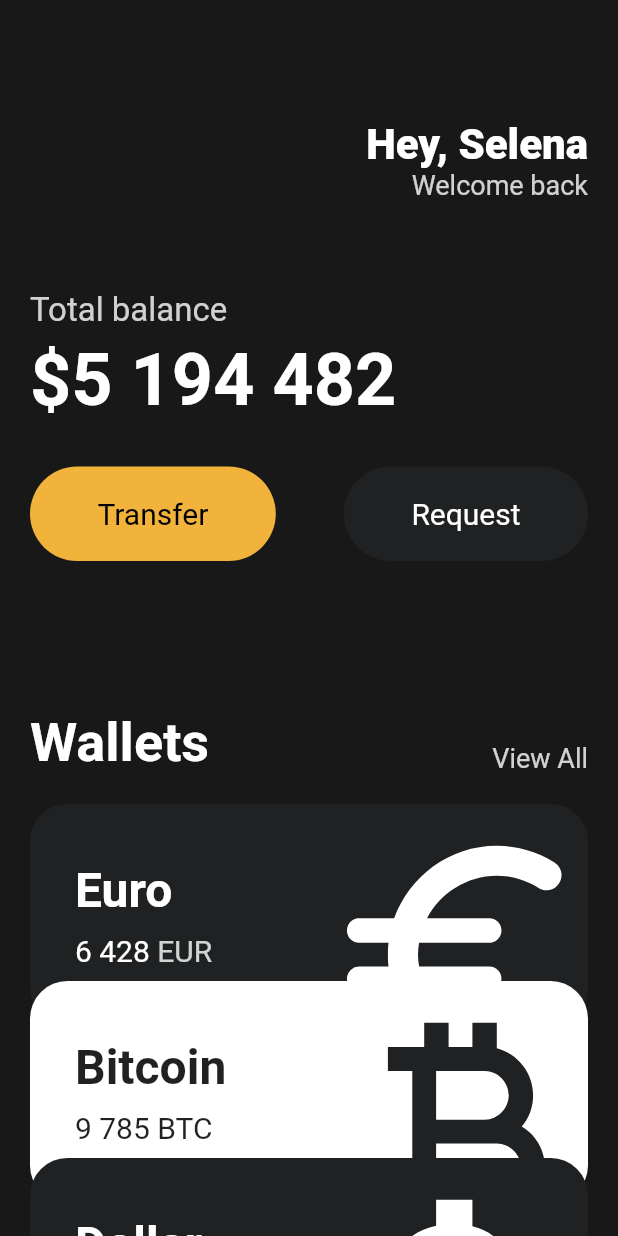
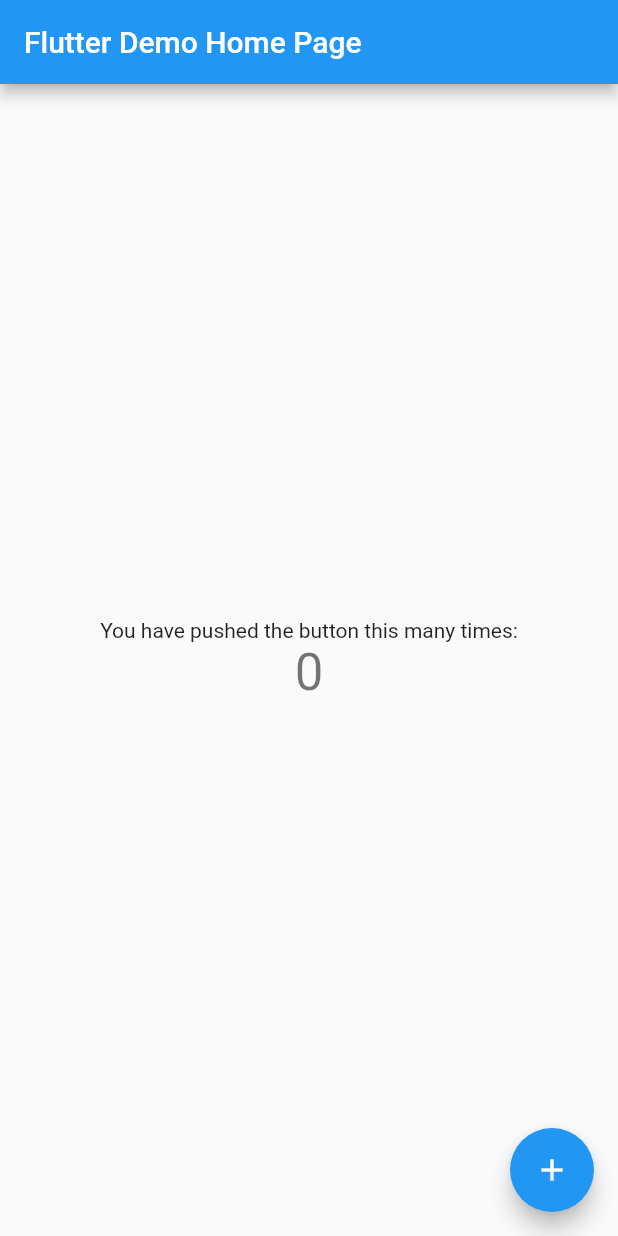
Before and after one commit to hhw12409/flutter-wallet-app, a Flutter app: the screen it shows after launch, on a phone screen of 412 x 824 dp. Run offline on Flutter 3.47's test engine with Material 2 defaults, Android fonts, the phone set to English and light mode, and no system bars.

Commit message:
chore: change setting

```diff
--- a/lib/main.dart
+++ b/lib/main.dart
@@ -1,142 +1,115 @@
 import 'package:flutter/material.dart';
-import 'package:webtoon_app/widgets/button.dart';
-import 'package:webtoon_app/widgets/currency_card.dart';
 
 void main() {
-  runApp(App());
+  runApp(const MyApp());
 }
 
-class App extends StatelessWidget {
+class MyApp extends StatelessWidget {
+  const MyApp({super.key});
+
+  // This widget is the root of your application.
   @override
   Widget build(BuildContext context) {
     return MaterialApp(
-      home: Scaffold(
-        backgroundColor: const Color(0xFF181818),
-        body: SingleChildScrollView(
-          child: Padding(
-            padding: const EdgeInsets.symmetric(horizontal: 20),
+      title: 'Flutter Demo',
+      theme: ThemeData(
+        // This is the theme of your application.
+        //
+        // Try running your application with "flutter run". You'll see the
+        // application has a blue toolbar. Then, without quitting the app, try
+        // changing the primarySwatch below to Colors.green and then invoke
+        // "hot reload" (press "r" in the console where you ran "flutter run",
+        // or simply save your changes to "hot reload" in a Flutter IDE).
+        // Notice that the counter didn't reset back to zero; the application
+        // is not restarted.
+        primarySwatch: Colors.blue,
+      ),
+      home: const MyHomePage(title: 'Flutter Demo Home Page'),
+    );
+  }
+}
+
+class MyHomePage extends StatefulWidget {
+  const MyHomePage({super.key, required this.title});
+
+  // This widget is the home page of your application. It is stateful, meaning
+  // that it has a State object (defined below) that contains fields that affect
+  // how it looks.
+
+  // This class is the configuration for the state. It holds the values (in this
+  // case the title) provided by the parent (in this case the App widget) and
+  // used by the build method of the State. Fields in a Widget subclass are
+  // always marked "final".
+
+  final String title;
+
+  @override
+  State<MyHomePage> createState() => _MyHomePageState();
+}
+
+class _MyHomePageState extends State<MyHomePage> {
+  int _counter = 0;
+
+  void _incrementCounter() {
+    setState(() {
+      // This call to setState tells the Flutter framework that something has
+      // changed in this State, which causes it to rerun the build method below
+      // so that the display can reflect the updated values. If we changed
+      // _counter without calling setState(), then the build method would not be
+      // called again, and so nothing would appear to happen.
+      _counter++;
+    });
+  }
+
+  @override
+  Widget build(BuildContext context) {
+    // This method is rerun every time setState is called, for instance as done
+    // by the _incrementCounter method above.
+    //
+    // The Flutter framework has been optimized to make rerunning build methods
+    // fast, so that you can just rebuild anything that needs updating rather
+    // than having to individually change instances of widgets.
+    return Scaffold(
+      appBar: AppBar(
+        // Here we take the value from the MyHomePage object that was created by
+        // the App.build method, and use it to set our appbar title.
+        title: Text(widget.title),
+      ),
+      body: Center(
+        // Center is a layout widget. It takes a single child and positions it
+        // in the middle of the parent.
         child: Column(
-              crossAxisAlignment: CrossAxisAlignment.start,
-              children: [
-                const SizedBox(height: 80),
-                Row(
-                  mainAxisAlignment: MainAxisAlignment.end,
-                  children: [
-                    Column(
-                      crossAxisAlignment: CrossAxisAlignment.end,
-                      children: [
+          // Column is also a layout widget. It takes a list of children and
+          // arranges them vertically. By default, it sizes itself to fit its
+          // children horizontally, and tries to be as tall as its parent.
+          //
+          // Invoke "debug painting" (press "p" in the console, choose the
+          // "Toggle Debug Paint" action from the Flutter Inspector in Android
+          // Studio, or the "Toggle Debug Paint" command in Visual Studio Code)
+          // to see the wireframe for each widget.
+          //
+          // Column has various properties to control how it sizes itself and
+          // how it positions its children. Here we use mainAxisAlignment to
+          // center the children vertically; the main axis here is the vertical
+          // axis because Columns are vertical (the cross axis would be
+          // horizontal).
+          mainAxisAlignment: MainAxisAlignment.center,
+          children: <Widget>[
             const Text(
-                          'Hey, Selena',
-                          style: TextStyle(
-                            color: Colors.white,
-                            fontSize: 28,
-                            fontWeight: FontWeight.w800,
-                          ),
+              'You have pushed the button this many times:',
             ),
             Text(
-                          'Welcome back',
-                          style: TextStyle(
-                            color: Colors.white.withOpacity(0.8),
-                            fontSize: 18,
-                          ),
-                        ),
-                      ],
-                    )
-                  ],
-                ),
-                const SizedBox(
-                  height: 60,
-                ),
-                Text(
-                  'Total balance',
-                  style: TextStyle(
-                    fontSize: 22,
-                    color: Colors.white.withOpacity(0.8),
-                  ),
-                ),
-                const SizedBox(
-                  height: 5,
-                ),
-                const Text(
-                  '\$5 194 482',
-                  style: TextStyle(
-                    fontSize: 48,
-                    fontWeight: FontWeight.w600,
-                    color: Colors.white,
-                  ),
-                ),
-                const SizedBox(height: 30),
-                Row(
-                  mainAxisAlignment: MainAxisAlignment.spaceBetween,
-                  children: const [
-                    Button(
-                      text: "Transfer",
-                      bgColor: Color(0xFFf1B33B),
-                      textColor: Colors.black,
-                    ),
-                    Button(
-                      text: "Request",
-                      bgColor: Color(0xFF1F2123),
-                      textColor: Colors.white,
-                    ),
-                  ],
-                ),
-                const SizedBox(
-                  height: 100,
-                ),
-                Row(
-                  mainAxisAlignment: MainAxisAlignment.spaceBetween,
-                  crossAxisAlignment: CrossAxisAlignment.end,
-                  children: [
-                    const Text(
-                      'Wallets',
-                      style: TextStyle(
-                        color: Colors.white,
-                        fontSize: 36,
-                        fontWeight: FontWeight.w600,
-                      ),
-                    ),
-                    Text(
-                      'View All',
-                      style: TextStyle(
-                        color: Colors.white.withOpacity(0.8),
-                        fontSize: 18,
-                      ),
-                    ),
-                  ],
-                ),
-                const SizedBox(
-                  height: 20,
-                ),
-                const CurrencyCard(
-                  name: "Euro",
-                  code: "EUR",
-                  amount: "6 428",
-                  icon: Icons.euro_rounded,
-                  isInverted: false,
-                  order: 0,
-                ),
-                const CurrencyCard(
-                  name: "Bitcoin",
-                  code: "BTC",
-                  amount: "9 785",
-                  icon: Icons.currency_bitcoin,
-                  isInverted: true,
-                  order: 1,
-                ),
-                const CurrencyCard(
-                  name: "Dollar",
-                  code: "USD",
-                  amount: "428",
-                  icon: Icons.attach_money_outlined,
-                  isInverted: false,
-                  order: 2,
+              '$_counter',
+              style: Theme.of(context).textTheme.headline4,
             ),
           ],
         ),
       ),
-        ),
-      ),
+      floatingActionButton: FloatingActionButton(
+        onPressed: _incrementCounter,
+        tooltip: 'Increment',
+        child: const Icon(Icons.add),
+      ), // This trailing comma makes auto-formatting nicer for build methods.
     );
   }
 }
--- a/lib/widgets/button.dart
+++ /dev/null
@@ -1,35 +0,0 @@
-import 'package:flutter/material.dart';
-
-class Button extends StatelessWidget {
-  final String text;
-  final Color bgColor;
-  final Color textColor;
-
-  const Button({
-    required this.text,
-    required this.bgColor,
-    required this.textColor,
-  });
-  @override
-  Widget build(BuildContext context) {
-    return Container(
-      decoration: BoxDecoration(
-        color: bgColor,
-        borderRadius: BorderRadius.circular(45),
-      ),
-      child: Padding(
-        padding: const EdgeInsets.symmetric(
-          vertical: 20,
-          horizontal: 45,
-        ),
-        child: Text(
-          text,
-          style: TextStyle(
-            color: textColor,
-            fontSize: 20,
-          ),
-        ),
-      ),
-    );
-  }
-}
--- a/lib/widgets/currency_card.dart
+++ /dev/null
@@ -1,89 +0,0 @@
-import 'package:flutter/material.dart';
-
-class CurrencyCard extends StatelessWidget {
-  final String name, code, amount;
-  final IconData icon;
-  final bool isInverted;
-  final int order;
-
-  final _blackColor = const Color(0xFF1F2123);
-
-  const CurrencyCard({
-    required this.name,
-    required this.code,
-    required this.amount,
-    required this.icon,
-    required this.isInverted,
-    required this.order,
-  });
-
-  @override
-  Widget build(BuildContext context) {
-    return Transform.translate(
-      offset: Offset(0, order * -30),
-      child: Container(
-        clipBehavior: Clip.hardEdge,
-        decoration: BoxDecoration(
-          color: isInverted ? Colors.white : _blackColor,
-          borderRadius: BorderRadius.circular(25),
-        ),
-        child: Padding(
-          padding: const EdgeInsets.all(30),
-          child: Row(
-            mainAxisAlignment: MainAxisAlignment.spaceBetween,
-            children: [
-              Column(
-                crossAxisAlignment: CrossAxisAlignment.start,
-                children: [
-                  Text(
-                    name,
-                    style: TextStyle(
-                      color: isInverted ? _blackColor : Colors.white,
-                      fontSize: 32,
-                      fontWeight: FontWeight.w600,
-                    ),
-                  ),
-                  const SizedBox(
-                    height: 10,
-                  ),
-                  Row(
-                    children: [
-                      Text(
-                        amount,
-                        style: TextStyle(
-                          color: isInverted ? _blackColor : Colors.white,
-                          fontSize: 20,
-                        ),
-                      ),
-                      const SizedBox(width: 5),
-                      Text(
-                        code,
-                        style: TextStyle(
-                          color: isInverted
-                              ? _blackColor
-                              : Colors.white.withOpacity(0.8),
-                          fontSize: 20,
-                        ),
-                      ),
-                    ],
-                  ),
-                ],
-              ),
-              Transform.scale(
-                scale: 2.2,
-                child: Transform.translate(
-                  offset: const Offset(-5, 12),
-                  child: Icon(
-                    icon,
-                    color: isInverted ? _blackColor : Colors.white,
-                    size: 88,
-                  ),
-                ),
-              )
-            ],
-          ),
-        ),
-      ),
-    );
-  }
-}
--- a/pubspec.yaml
+++ b/pubspec.yaml
@@ -1,4 +1,4 @@
-name: webtoon_app
+name: wallet_app
 description: A new Flutter project.
 
 # The following line prevents the package from being accidentally published to
```
Also changed, not shown: 20 other files. Lines whose indentation alone changed are shown as unchanged.
